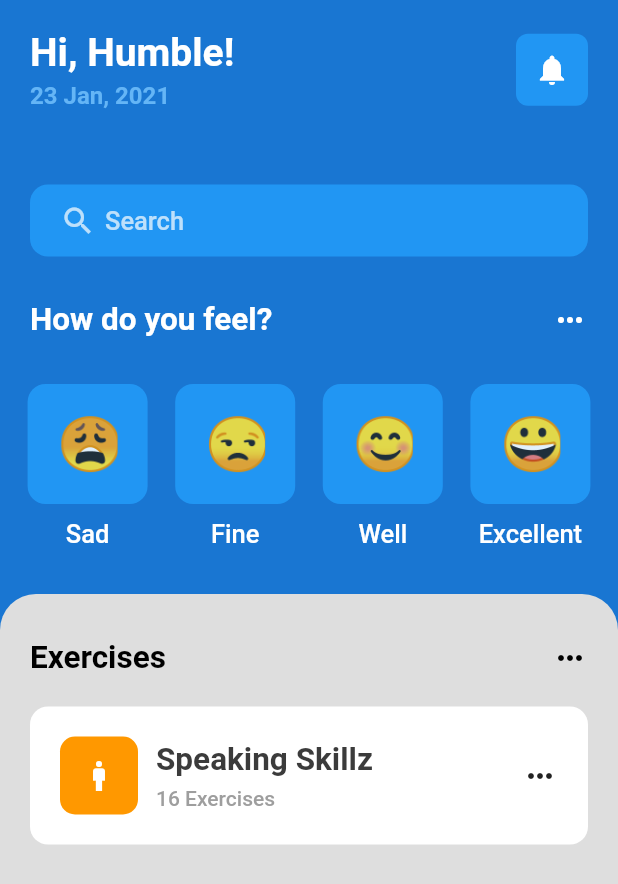
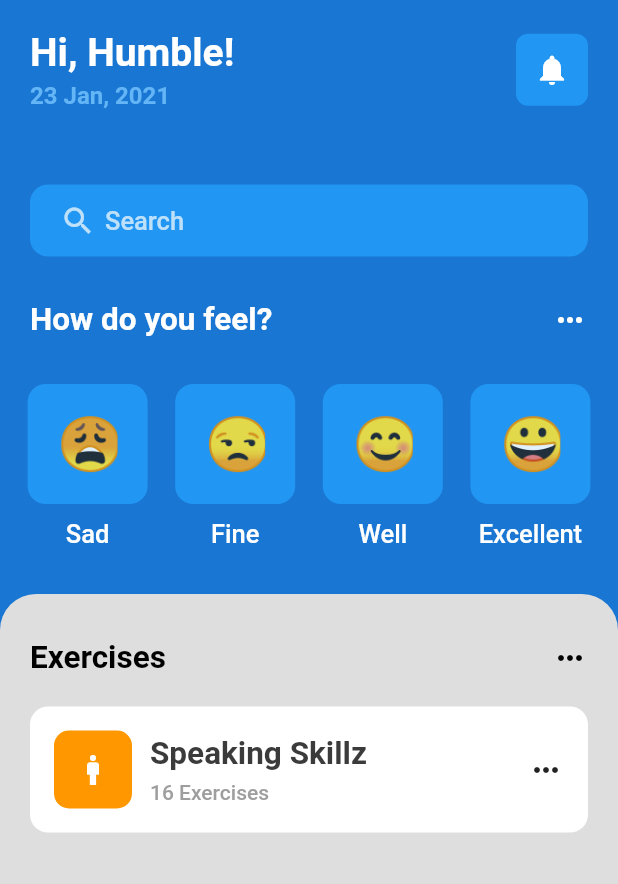
Before and after one commit to HumbleGh/eatsy, a Flutter app: the screen it shows after launch, after a tap on "Log in", on a phone screen of 412 x 824 dp. Shown: the top 884 px of the screen. Run offline on Flutter 3.47's test engine with Material 2 defaults, Android fonts, the phone set to English and light mode, and no system bars; our stand-ins replace gap, get.

Commit message:
Minor Changes

```diff
--- a/lib/screens/welcome_screen.dart
+++ b/lib/screens/welcome_screen.dart
@@ -119,8 +119,8 @@ class _WelcomeScreenState extends State<WelcomeScreen> {
                         margin: EdgeInsets.symmetric(
                             horizontal: AppLayout.getHeight(20)),
                         padding: EdgeInsets.symmetric(
-                            horizontal: AppLayout.getHeight(20),
-                            vertical: AppLayout.getHeight(20)),
+                            horizontal: AppLayout.getHeight(16),
+                            vertical: AppLayout.getHeight(16)),
                         decoration: BoxDecoration(
                             color: Colors.white,
                             borderRadius: BorderRadius.circular(12)),
```
